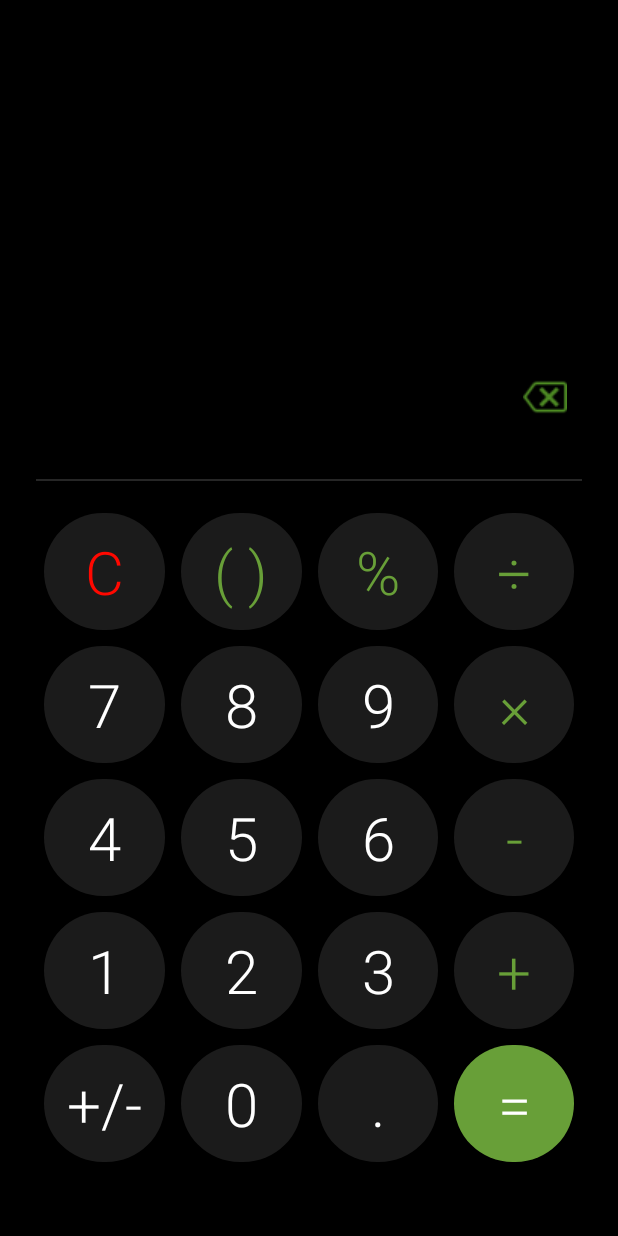
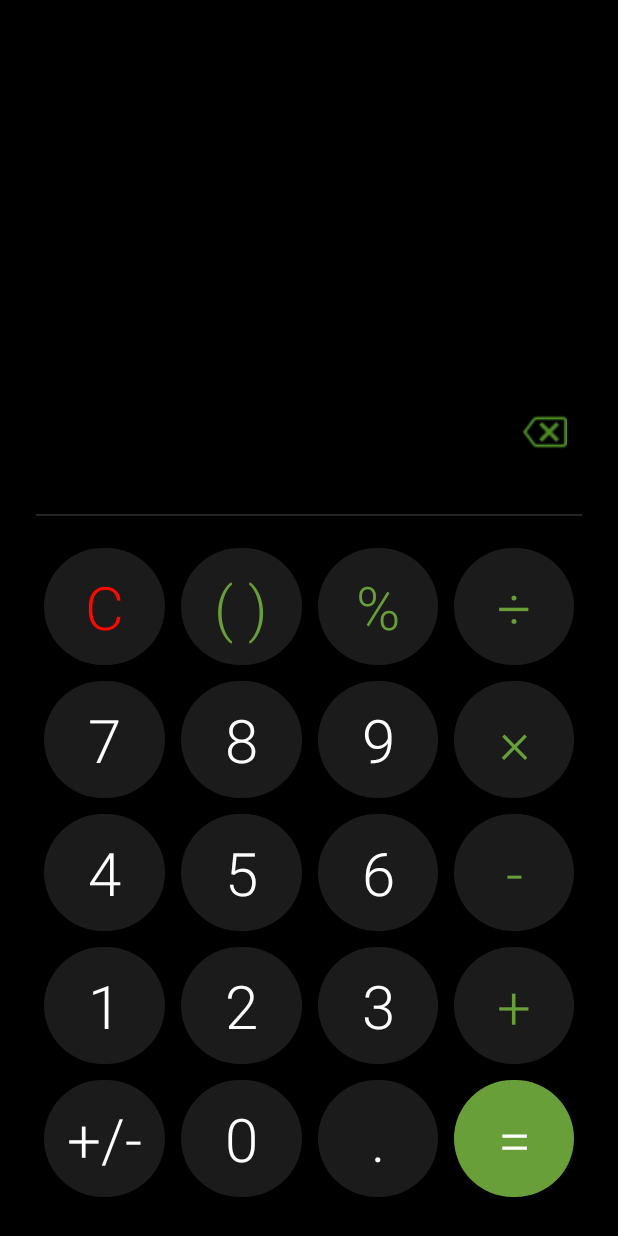
Before and after one commit to sailab-banik/Calculator-Android-App, an Android app: the screen it shows after launch (MainActivity), on a phone screen of 412 x 824 dp. Run offline under Robolectric (Android 15) with nearby library versions, the phone set to English and light mode, and no system bars.

Commit message:
Minor Changes.

```diff
--- a/app/src/main/res/layout/activity_main.xml
+++ b/app/src/main/res/layout/activity_main.xml
@@ -39,8 +39,8 @@
             android:id="@+id/output"
             android:layout_width="match_parent"
             android:layout_height="wrap_content"
-            android:layout_marginTop="16dp"
-            android:layout_marginBottom="45dp"
+            android:layout_marginTop="48dp"
+            android:layout_marginBottom="60dp"
             android:layout_weight="0"
             android:textAlignment="textEnd"
             android:textColor="@color/white"
```
